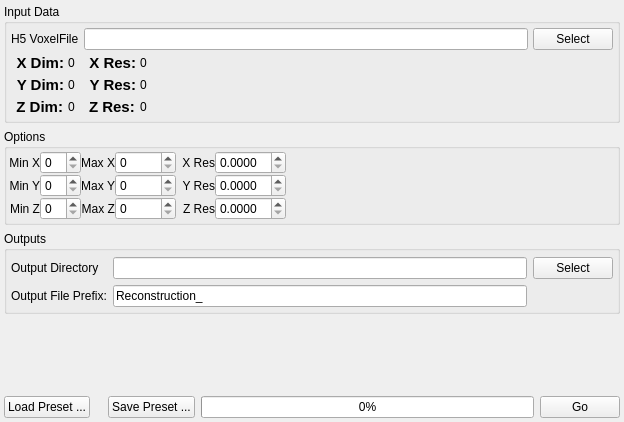
Before: the Qt Designer form Source/Plugins/VolumeOps/UI/VolumeOpsWidget.ui in BlueQuartzSoftware/DREAM3D, drawn with Qt 5.
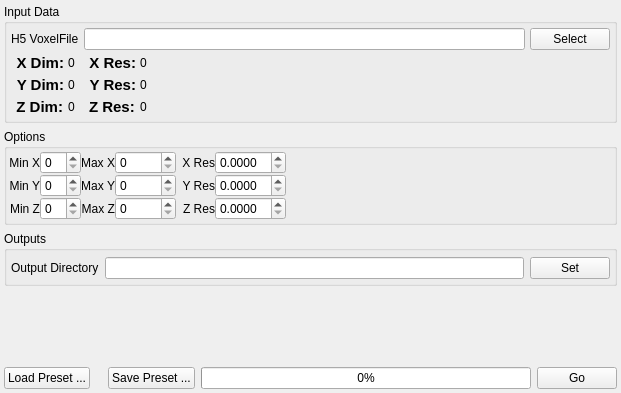
After: the same form once the commit is applied. Custom widgets are drawn as their Qt base class.

The edit to the form file:
```diff
--- a/Source/Plugins/VolumeOps/UI/VolumeOpsWidget.ui
+++ b/Source/Plugins/VolumeOps/UI/VolumeOpsWidget.ui
@@ -6,8 +6,8 @@
    <rect>
     <x>0</x>
     <y>0</y>
-    <width>624</width>
-    <height>422</height>
+    <width>621</width>
+    <height>393</height>
    </rect>
   </property>
   <property name="sizePolicy">
@@ -272,21 +272,7 @@
         <item row="0" column="2">
          <widget class="QPushButton" name="m_OutputDirBtn">
           <property name="text">
-           <string>Select</string>
-          </property>
-         </widget>
-        </item>
-        <item row="1" column="0">
-         <widget class="QLabel" name="label_4">
-          <property name="text">
-           <string>Output File Prefix:</string>
-          </property>
-         </widget>
-        </item>
-        <item row="1" column="1">
-         <widget class="QLineEdit" name="m_OutputFilePrefix">
-          <property name="text">
-           <string>Reconstruction_</string>
+           <string>Set</string>
           </property>
          </widget>
         </item>
```
Left out of the diff: 22 changed lines with no effect on the pictures.
